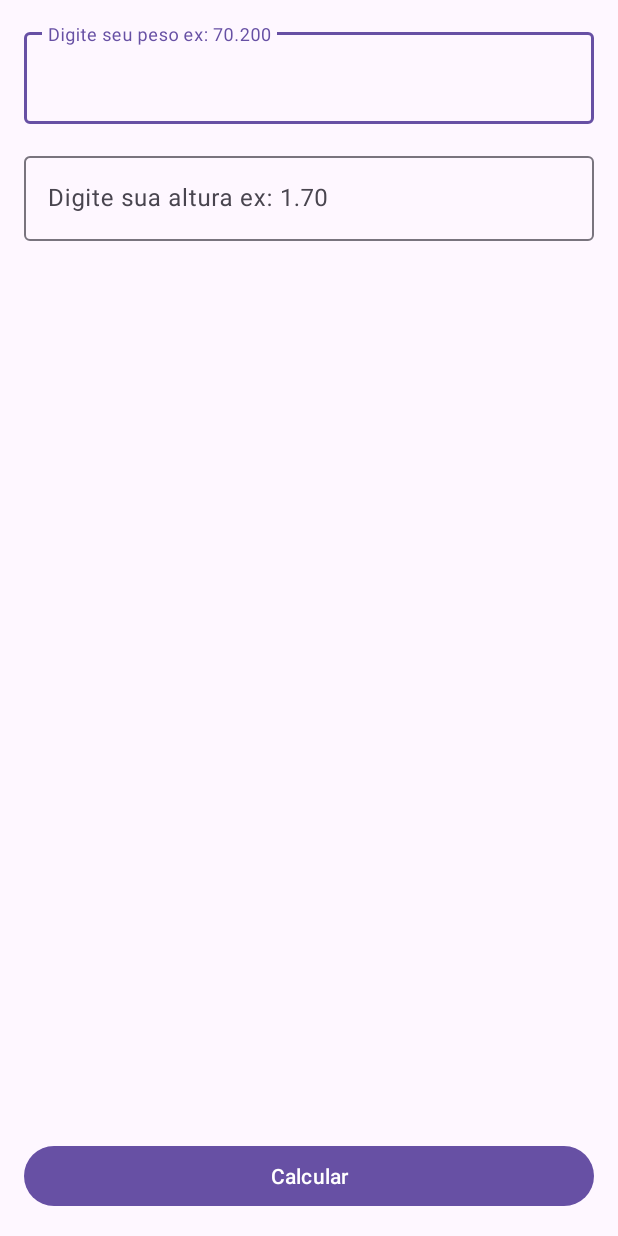
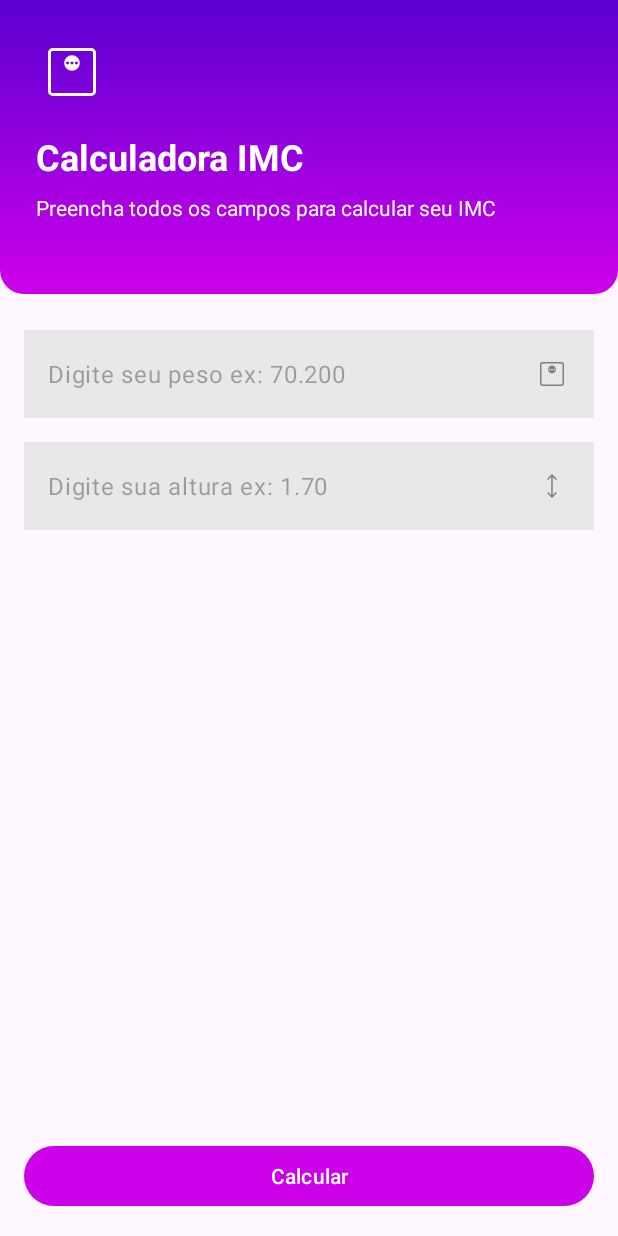
Before and after one commit to Samuel-dev798/CalculadoraImc, an Android app: the screen it shows after launch (MainActivity), on a phone screen of 412 x 824 dp. Run offline under Robolectric (Android 15) with nearby library versions, the phone set to English and light mode, and no system bars.

Commit message:
Melhorando experiência do usuário

```diff
--- /dev/null
+++ b/app/src/main/res/drawable/gradient_bg.xml
@@ -0,0 +1,15 @@
+<?xml version="1.0" encoding="utf-8"?>
+<shape xmlns:android="http://schemas.android.com/apk/res/android">
+
+    <corners
+        android:topLeftRadius="0dp"
+        android:topRightRadius="0dp"
+        android:bottomLeftRadius="16dp"
+        android:bottomRightRadius="16dp" />
+
+    <gradient
+        android:startColor="@color/primary_400"
+        android:endColor="@color/primary_900"
+        android:angle="90" />
+
+</shape>
--- /dev/null
+++ b/app/src/main/res/drawable/ic_height.xml
@@ -0,0 +1,9 @@
+<vector xmlns:android="http://schemas.android.com/apk/res/android"
+    android:width="24dp"
+    android:height="24dp"
+    android:viewportWidth="960"
+    android:viewportHeight="960">
+  <path
+      android:pathData="M479.23,800 L347.69,668.46l27.54,-27.54 84,82.23v-487.07l-83.23,83 -27.54,-27.54L480,160l131.54,131.54 -28.31,28.54 -84,-83.23v486.3l84,-82.23 27.54,27.54L479.23,800Z"
+      android:fillColor="#FF808080"/>
+</vector>
--- /dev/null
+++ b/app/src/main/res/drawable/ic_weight.xml
@@ -0,0 +1,9 @@
+<vector xmlns:android="http://schemas.android.com/apk/res/android"
+    android:width="24dp"
+    android:height="24dp"
+    android:viewportWidth="960"
+    android:viewportHeight="960">
+  <path
+      android:pathData="M480,464.62q43.85,0 74.23,-30.39 30.39,-30.38 30.39,-74.23 0,-43.85 -30.39,-74.23 -30.38,-30.39 -74.23,-30.39 -43.85,0 -74.23,30.39 -30.39,30.38 -30.39,74.23 0,43.85 30.39,74.23 30.38,30.39 74.23,30.39ZM420,380q-8,0 -14,-6t-6,-14q0,-8 6,-14t14,-6q8,0 14,6t6,14q0,8 -6,14t-14,6ZM480,380q-8,0 -14,-6t-6,-14q0,-8 6,-14t14,-6q8,0 14,6t6,14q0,8 -6,14t-14,6ZM540,380q-8,0 -14,-6t-6,-14q0,-8 6,-14t14,-6q8,0 14,6t6,14q0,8 -6,14t-14,6ZM224.62,800q-27.62,0 -46.12,-18.5Q160,763 160,735.38v-510.76q0,-27.62 18.5,-46.12Q197,160 224.62,160h510.76q27.62,0 46.12,18.5Q800,197 800,224.62v510.76q0,27.62 -18.5,46.12Q763,800 735.38,800L224.62,800ZM224.62,760h510.76q9.24,0 16.93,-7.69 7.69,-7.69 7.69,-16.93v-510.76q0,-9.24 -7.69,-16.93 -7.69,-7.69 -16.93,-7.69L224.62,200q-9.24,0 -16.93,7.69 -7.69,7.69 -7.69,16.93v510.76q0,9.24 7.69,16.93 7.69,7.69 16.93,7.69ZM200,200v560,-560Z"
+      android:fillColor="#FF808080"/>
+</vector>
--- /dev/null
+++ b/app/src/main/res/drawable/rounded_bg.xml
@@ -0,0 +1,5 @@
+<?xml version="1.0" encoding="utf-8"?>
+<shape xmlns:android="http://schemas.android.com/apk/res/android">
+    <solid android:color="#E8E8E8" /> <!-- Gray color for the background -->
+    <solid android:radius="12dp" /> <!-- Radius for the rounded corners -->
+</shape>
--- a/app/src/main/res/layout/activity_main.xml
+++ b/app/src/main/res/layout/activity_main.xml
@@ -6,6 +6,46 @@
     android:layout_height="match_parent"
     tools:context=".MainActivity">
 
+    <LinearLayout
+        android:id="@+id/vg_header"
+        android:layout_width="match_parent"
+        android:orientation="vertical"
+        android:layout_marginBottom="24dp"
+        android:background="@drawable/gradient_bg"
+        android:layout_height="wrap_content"
+        app:layout_constraintEnd_toEndOf="parent"
+        app:layout_constraintStart_toStartOf="parent"
+        app:layout_constraintTop_toTopOf="parent" >
+
+        <ImageView
+            android:src="@drawable/ic_weight"
+            android:layout_marginStart="24dp"
+            android:layout_marginBottom="16dp"
+            android:layout_marginTop="24dp"
+            app:tint="@color/white"
+            android:layout_width="48dp"
+            android:layout_height="48dp"/>
+        <TextView
+            android:text="Calculadora IMC"
+            android:layout_marginStart="24dp"
+            android:textStyle="bold"
+            android:textSize="24sp"
+            android:textColor="@color/white"
+            android:layout_width="wrap_content"
+            android:layout_height="wrap_content"/>
+
+
+        <TextView
+            android:text="Preencha todos os campos para calcular seu IMC"
+            android:layout_marginBottom="48dp"
+            android:layout_marginEnd="24dp"
+            android:layout_marginTop="8dp"
+            android:layout_marginStart="24dp"
+            android:textColor="@color/white"
+            android:layout_width="wrap_content"
+            android:layout_height="wrap_content"/>
+
+    </LinearLayout>
 
     <Button
         android:id="@+id/btn_calcular"
@@ -23,23 +63,32 @@
         android:id="@+id/textInputLayout"
         android:layout_width="match_parent"
         android:layout_height="wrap_content"
-        android:layout_margin="16dp"
+        android:layout_marginStart="16dp"
+        android:layout_marginEnd="16dp"
+        android:layout_marginTop="24dp"
+        android:background="@drawable/rounded_bg"
+        app:hintEnabled="false"
         app:layout_constraintEnd_toEndOf="parent"
         app:layout_constraintStart_toStartOf="parent"
-        app:layout_constraintTop_toTopOf="parent">
+        app:layout_constraintTop_toBottomOf="@+id/vg_header">
 
         <com.google.android.material.textfield.TextInputEditText
             android:id="@+id/edittext_peso"
             android:layout_width="match_parent"
-            android:layout_height="61dp"
+            android:layout_height="match_parent"
+            android:background="@drawable/rounded_bg"
+            android:drawableEnd="@drawable/ic_weight"
             android:hint="Digite seu peso ex: 70.200"
-            android:inputType="numberDecimal" />
+            android:inputType="numberDecimal"
+            android:maxLength="6" />
     </com.google.android.material.textfield.TextInputLayout>
 
     <com.google.android.material.textfield.TextInputLayout
         android:layout_width="match_parent"
         android:layout_height="wrap_content"
         android:layout_margin="16dp"
+        android:orientation="horizontal"
+        app:hintEnabled="false"
         app:layout_constraintEnd_toEndOf="parent"
         app:layout_constraintTop_toBottomOf="@+id/textInputLayout">
 
@@ -47,7 +96,10 @@
             android:id="@+id/edittext_altura"
             android:layout_width="match_parent"
             android:layout_height="wrap_content"
+            android:background="@drawable/rounded_bg"
+            android:drawableEnd="@drawable/ic_height"
+            android:hint="Digite sua altura ex: 1.70"
             android:inputType="numberDecimal"
-            android:hint="Digite sua altura ex: 1.70" />
+            android:maxLength="4" />
     </com.google.android.material.textfield.TextInputLayout>
 </androidx.constraintlayout.widget.ConstraintLayout>
--- a/app/src/main/res/values-night/themes.xml
+++ b/app/src/main/res/values-night/themes.xml
@@ -2,6 +2,7 @@
     <!-- Base application theme. -->
     <style name="Base.Theme.Calculadoraimc" parent="Theme.Material3.DayNight.NoActionBar">
         <!-- Customize your dark theme here. -->
-        <!-- <item name="colorPrimary">@color/my_dark_primary</item> -->
+        <item name="colorPrimary">@color/primary_400</item>
+        <item name="android:statusBarColor">@color/primary_900</item>
     </style>
 </resources>
--- a/app/src/main/res/values/colors.xml
+++ b/app/src/main/res/values/colors.xml
@@ -2,4 +2,7 @@
 <resources>
     <color name="black">#FF000000</color>
     <color name="white">#FFFFFFFF</color>
+
+    <color name="primary_400">#cd00ea</color>
+    <color name="primary_900">#5c00d2</color>
 </resources>
--- a/app/src/main/res/values/themes.xml
+++ b/app/src/main/res/values/themes.xml
@@ -2,7 +2,8 @@
     <!-- Base application theme. -->
     <style name="Base.Theme.Calculadoraimc" parent="Theme.Material3.DayNight.NoActionBar">
         <!-- Customize your light theme here. -->
-        <!-- <item name="colorPrimary">@color/my_light_primary</item> -->
+         <item name="colorPrimary">@color/primary_400</item>
+        <item name="android:statusBarColor">@color/primary_900</item>
     </style>
 
     <style name="Theme.Calculadoraimc" parent="Base.Theme.Calculadoraimc" />
```
Also changed, not shown: app/src/main/java/com/comunidadedevspace/imc/MainActivity.kt (+0 -13 lines), app/src/main/res/layout/activity_result.xml (+51 -8 lines).
